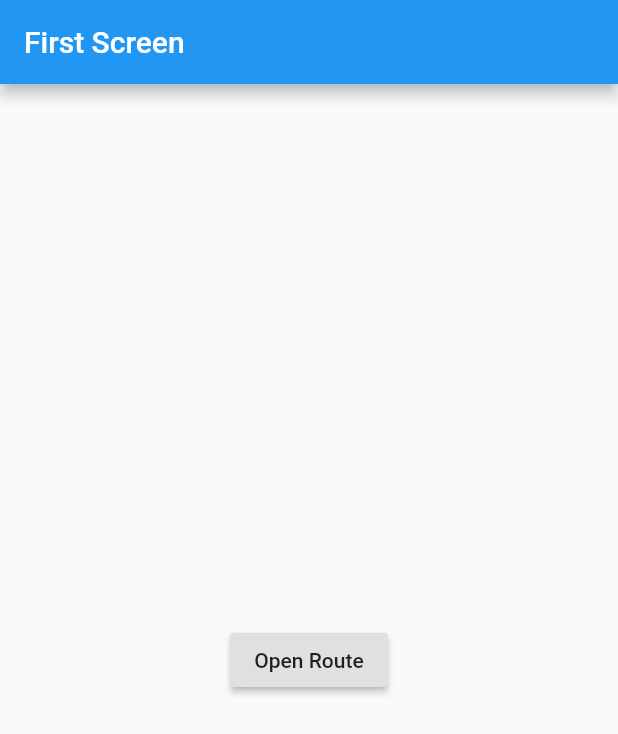
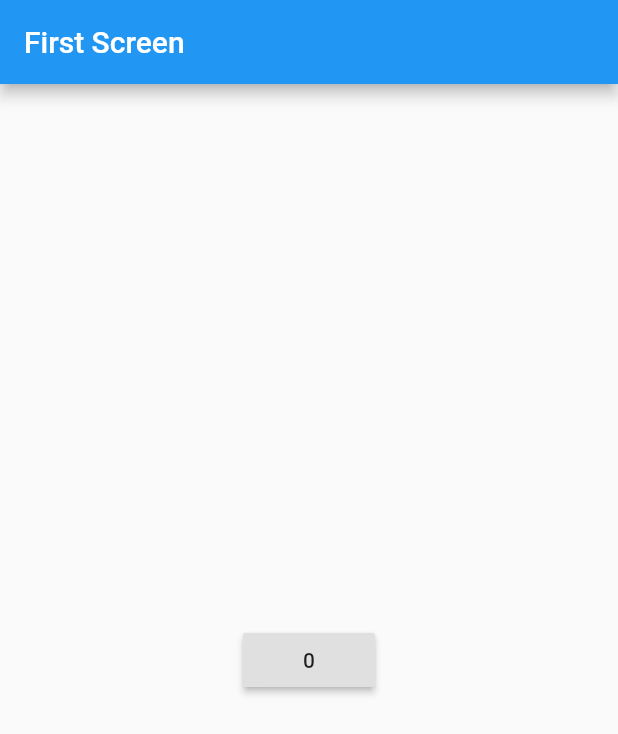
Before and after one commit to xruptronix/learn-flutter-navigation, a Flutter app: the screen it shows after launch, on a phone screen of 412 x 824 dp. Shown: the top 734 px of the screen. Run offline on Flutter 3.47's test engine with Material 2 defaults, Android fonts, the phone set to English and light mode, and no system bars.

Commit message:
passing argument to named route and get return data from route

```diff
--- a/lib/main.dart
+++ b/lib/main.dart
@@ -1,4 +1,11 @@
 import 'package:flutter/material.dart';
+
+class ScreenArguments {
+  final String title;
+  final String message;
+
+  ScreenArguments(this.title, this.message);
+}
 
 void main() => runApp(
   MaterialApp(
@@ -10,7 +17,32 @@ void main() => runApp(
   )
 );
 
-class First extends StatelessWidget {
+class First extends StatefulWidget {
+
+  @override
+  _FirstState createState() => _FirstState();
+}
+
+class _FirstState extends State<First> {
+
+  int _count = 0;
+
+  _navigateToSecondRoute(BuildContext context) async {
+    final result = await Navigator.pushNamed(
+                    context,
+                    '/second',
+                    arguments: ScreenArguments(
+                      'SoBack',
+                      'This message is extracted in the build method.',
+                    ),
+                  );
+      setState(() {
+        print(result);
+        // _count = int.parse(result);
+        _count = result;
+      });
+  }
+
   @override
   Widget build(BuildContext context) {
     return Scaffold(
@@ -19,9 +51,9 @@ class First extends StatelessWidget {
       ),
       body: Center(
         child: RaisedButton(
-          child: Text('Open Route'),
+          child: Text('$_count'),
           onPressed: (){
-            Navigator.pushNamed(context, '/second');
+            _navigateToSecondRoute(context);
           },
         ),
       ),
@@ -30,17 +62,22 @@ class First extends StatelessWidget {
 }
 
 class Second extends StatelessWidget {
+
+
   @override
   Widget build(BuildContext context) {
+
+    final ScreenArguments args = ModalRoute.of(context).settings.arguments;
+
     return Scaffold(
       appBar: AppBar(
         title: Text('Second Screen'),
       ),
       body: Center(
         child: RaisedButton(
-          child: Text('Go Back'),
+          child: Text(args.title),
           onPressed: (){
-            Navigator.pop(context);
+            Navigator.pop(context,100);
           },
         ),
       ),
```
